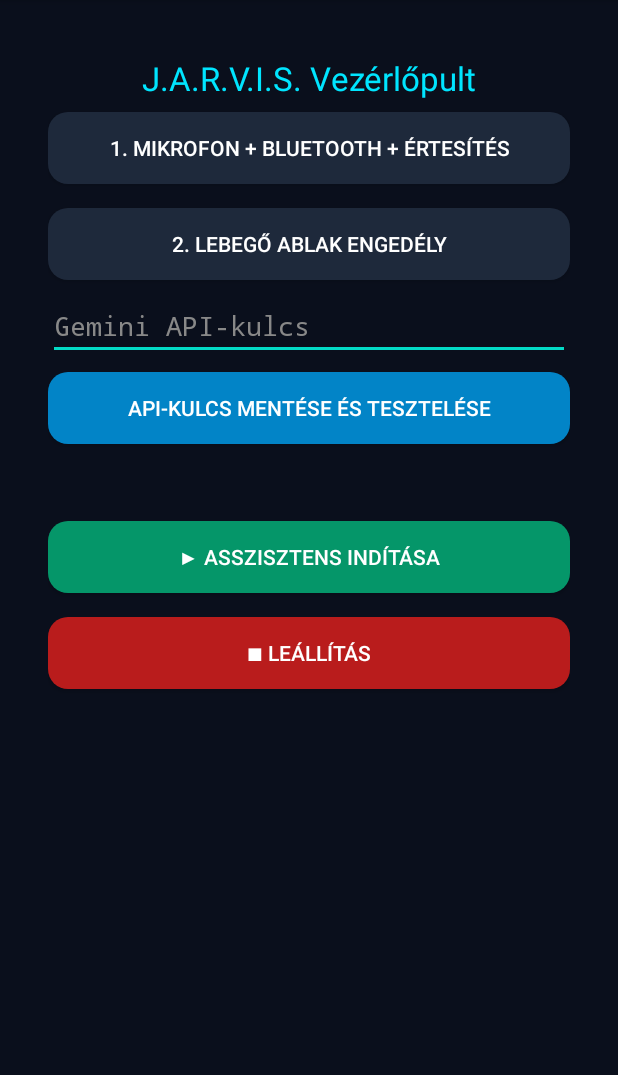
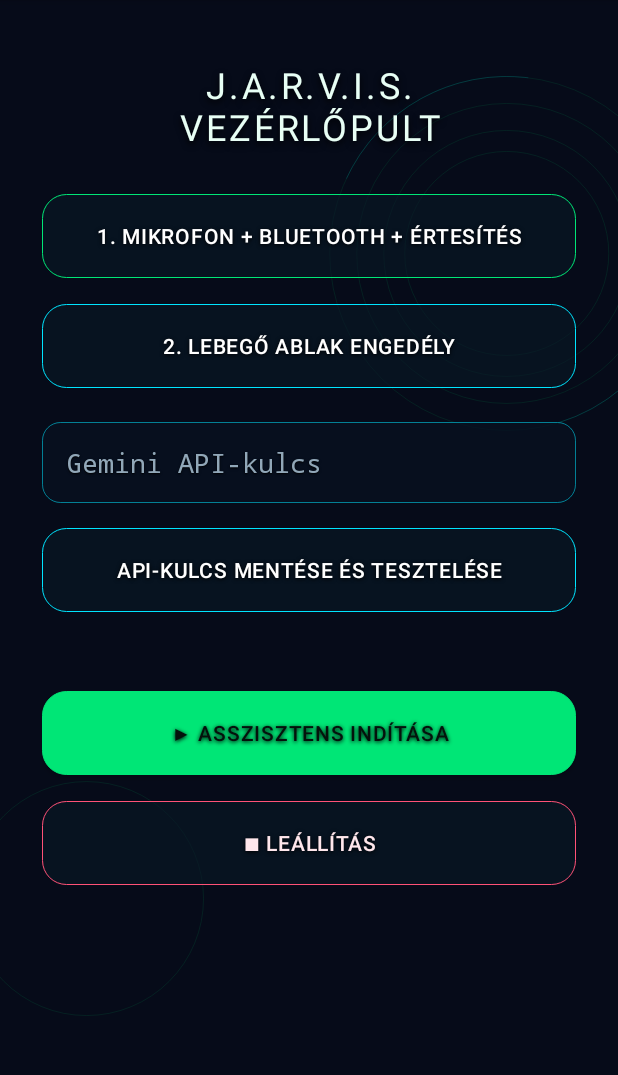
Before and after one commit to bajnok84/Hangasszisztens-, an Android app: the screen it shows after launch (MainActivity), after a tap on "1. MIKROFON + BLUETOOTH + ÉRTESÍTÉS", on a phone screen of 412 x 824 dp, the part 84-1159 px from its top. Run offline under Robolectric (Android 15) with nearby library versions, the phone set to English and light mode, and no system bars.

Commit message:
Refresh J.A.R.V.I.S. teal HUD interface
Co-authored-by: Copilot <223556219+Copilot@users.noreply.github.com>

```diff
--- a/app/src/main/java/com/sajat/hangasszisztens/MainActivity.kt
+++ b/app/src/main/java/com/sajat/hangasszisztens/MainActivity.kt
@@ -1,36 +1,227 @@
 package com.sajat.hangasszisztens
-import android.Manifest; import android.content.*; import android.graphics.Color; import android.graphics.drawable.GradientDrawable; import android.net.Uri; import android.os.*; import android.provider.Settings; import android.text.InputType; import android.view.Gravity; import android.widget.*; import androidx.appcompat.app.AppCompatActivity; import androidx.core.app.ActivityCompat; import kotlin.concurrent.thread
+
+import android.Manifest
+import android.content.Context
+import android.content.Intent
+import android.content.res.ColorStateList
+import android.graphics.Canvas
+import android.graphics.Color
+import android.graphics.Paint
+import android.graphics.RectF
+import android.graphics.drawable.GradientDrawable
+import android.graphics.drawable.RippleDrawable
+import android.net.Uri
+import android.os.Build
+import android.os.Bundle
+import android.provider.Settings
+import android.text.InputType
+import android.view.Gravity
+import android.view.MotionEvent
+import android.view.View
+import android.view.animation.AccelerateDecelerateInterpolator
+import android.widget.Button
+import android.widget.EditText
+import android.widget.FrameLayout
+import android.widget.LinearLayout
+import android.widget.ScrollView
+import android.widget.TextView
+import androidx.appcompat.app.AppCompatActivity
+import androidx.core.app.ActivityCompat
+import kotlin.concurrent.thread
+
 class MainActivity : AppCompatActivity() {
-    override fun onCreate(s: Bundle?) {
-        super.onCreate(s)
-        val p = getSharedPreferences("jarvis_prefs", Context.MODE_PRIVATE)
-        val root = LinearLayout(this).apply { orientation = LinearLayout.VERTICAL; setPadding(48, 56, 48, 56); setBackgroundColor(Color.parseColor("#0A0F1C")) }
-        fun btn(t: String, c: String, f: () -> Unit) = Button(this).apply { text = t; setTextColor(Color.WHITE); background = GradientDrawable().apply { cornerRadius = 20f; setColor(Color.parseColor(c)) }; layoutParams = LinearLayout.LayoutParams(-1, -2).apply { setMargins(0, 12, 0, 12) }; setOnClickListener { f() } }
-        root.addView(TextView(this).apply { text = "J.A.R.V.I.S. Vezérlőpult"; textSize = 22f; setTextColor(Color.parseColor("#00E5FF")); gravity = Gravity.CENTER })
-        root.addView(btn("1. Mikrofon + Bluetooth + Értesítés", "#1E293B") {
-            val permissions = mutableListOf(Manifest.permission.RECORD_AUDIO, Manifest.permission.MODIFY_AUDIO_SETTINGS, "android.permission.POST_NOTIFICATIONS")
-            if (Build.VERSION.SDK_INT >= 31) permissions.add(Manifest.permission.BLUETOOTH_CONNECT)
+    override fun onCreate(savedInstanceState: Bundle?) {
+        super.onCreate(savedInstanceState)
+        val preferences = getSharedPreferences("jarvis_prefs", Context.MODE_PRIVATE)
+        val root = FrameLayout(this).apply {
+            setBackgroundColor(Color.parseColor("#060B19"))
+        }
+        root.addView(HudBackgroundView(this), FrameLayout.LayoutParams(-1, -1))
+
+        val content = LinearLayout(this).apply {
+            orientation = LinearLayout.VERTICAL
+            setPadding(dp(28), dp(40), dp(28), dp(32))
+        }
+
+        fun button(
+            label: String,
+            borderColor: Int = Color.parseColor("#00E676"),
+            fillColor: Int = Color.argb(150, 9, 24, 38),
+            textColor: Int = Color.WHITE,
+            onClick: () -> Unit
+        ) = Button(this).apply {
+            text = label
+            textSize = 14f
+            letterSpacing = 0.035f
+            setTextColor(textColor)
+            setShadowLayer(dp(2).toFloat(), 0f, dp(1).toFloat(), Color.BLACK)
+            val shape = GradientDrawable().apply {
+                cornerRadius = dp(16).toFloat()
+                setColor(fillColor)
+                setStroke(dp(1), borderColor)
+            }
+            val mask = GradientDrawable().apply {
+                cornerRadius = dp(16).toFloat()
+                setColor(Color.WHITE)
+            }
+            background = RippleDrawable(
+                ColorStateList.valueOf(Color.argb(110, 0, 230, 118)),
+                shape,
+                mask
+            )
+            layoutParams = LinearLayout.LayoutParams(-1, dp(56)).apply {
+                setMargins(0, dp(9), 0, dp(9))
+            }
+            setOnTouchListener { view, event ->
+                when (event.action) {
+                    MotionEvent.ACTION_DOWN -> view.animate()
+                        .scaleX(0.975f).scaleY(0.975f).setDuration(90L)
+                        .setInterpolator(AccelerateDecelerateInterpolator()).start()
+                    MotionEvent.ACTION_UP, MotionEvent.ACTION_CANCEL -> view.animate()
+                        .scaleX(1f).scaleY(1f).setDuration(140L)
+                        .setInterpolator(AccelerateDecelerateInterpolator()).start()
+                }
+                false
+            }
+            setOnClickListener { onClick() }
+        }
+
+        content.addView(TextView(this).apply {
+            text = "J.A.R.V.I.S.\nVEZÉRLŐPULT"
+            textSize = 24f
+            letterSpacing = 0.08f
+            setTextColor(Color.parseColor("#E8FFF5"))
+            setShadowLayer(dp(4).toFloat(), 0f, dp(2).toFloat(), Color.BLACK)
+            gravity = Gravity.CENTER
+            setPadding(0, 0, 0, dp(20))
+        })
+
+        content.addView(button("1. MIKROFON + BLUETOOTH + ÉRTESÍTÉS") {
+            val permissions = mutableListOf(
+                Manifest.permission.RECORD_AUDIO,
+                Manifest.permission.MODIFY_AUDIO_SETTINGS,
+                Manifest.permission.POST_NOTIFICATIONS
+            )
+            if (Build.VERSION.SDK_INT >= 31) {
+                permissions.add(Manifest.permission.BLUETOOTH_CONNECT)
+            }
             ActivityCompat.requestPermissions(this, permissions.toTypedArray(), 1)
         })
-        root.addView(btn("2. Lebegő ablak engedély", "#1E293B") { if (!Settings.canDrawOverlays(this)) startActivity(Intent(Settings.ACTION_MANAGE_OVERLAY_PERMISSION, Uri.parse("package:$packageName"))) })
-        val inp = EditText(this).apply { hint = "Gemini API-kulcs"; setHintTextColor(Color.GRAY); setTextColor(Color.WHITE); setText(p.getString("gemini_key", "")); inputType = InputType.TYPE_CLASS_TEXT or InputType.TYPE_TEXT_VARIATION_VISIBLE_PASSWORD }
-        root.addView(inp)
-        val status = TextView(this).apply { text = ""; textSize = 14f; setTextColor(Color.parseColor("#38BDF8")); setPadding(0, 12, 0, 12) }
-        root.addView(btn("API-kulcs mentése és tesztelése", "#0284C7") {
-            val k = inp.text.toString().trim()
-            if (k.length < 10) { status.text = "Hiba: Érvénytelen Gemini API-kulcs."; return@btn }
-            p.edit().putString("gemini_key", k).apply()
+        content.addView(button(
+            "2. LEBEGŐ ABLAK ENGEDÉLY",
+            borderColor = Color.parseColor("#00E5FF")
+        ) {
+            if (!Settings.canDrawOverlays(this)) {
+                startActivity(
+                    Intent(
+                        Settings.ACTION_MANAGE_OVERLAY_PERMISSION,
+                        Uri.parse("package:$packageName")
+                    )
+                )
+            }
+        })
+
+        val input = EditText(this).apply {
+            hint = "Gemini API-kulcs"
+            setHintTextColor(Color.parseColor("#91A7B8"))
+            setTextColor(Color.WHITE)
+            setShadowLayer(dp(1).toFloat(), 0f, dp(1).toFloat(), Color.BLACK)
+            setText(preferences.getString("gemini_key", ""))
+            inputType = InputType.TYPE_CLASS_TEXT or InputType.TYPE_TEXT_VARIATION_VISIBLE_PASSWORD
+            background = GradientDrawable().apply {
+                cornerRadius = dp(12).toFloat()
+                setColor(Color.argb(190, 8, 17, 33))
+                setStroke(dp(1), Color.parseColor("#8800E5FF"))
+            }
+            setPadding(dp(16), 0, dp(16), 0)
+            layoutParams = LinearLayout.LayoutParams(-1, dp(54)).apply {
+                setMargins(0, dp(14), 0, dp(8))
+            }
+        }
+        content.addView(input)
+
+        val status = TextView(this).apply {
+            text = ""
+            textSize = 14f
+            setTextColor(Color.parseColor("#8FFFD0"))
+            setShadowLayer(dp(2).toFloat(), 0f, dp(1).toFloat(), Color.BLACK)
+            setPadding(dp(4), dp(8), dp(4), dp(8))
+        }
+        content.addView(button(
+            "API-KULCS MENTÉSE ÉS TESZTELÉSE",
+            borderColor = Color.parseColor("#00E5FF")
+        ) {
+            val key = input.text.toString().trim()
+            if (key.length < 10) {
+                status.text = "Hiba: Érvénytelen Gemini API-kulcs."
+                return@button
+            }
+            preferences.edit().putString("gemini_key", key).apply()
             status.text = "Mentve! Kapcsolat tesztelése..."
             thread {
                 try {
-                    val ans = GeminiApi.generateContent(k, "Mondd magyarul 3 szóban: Működik a kapcsolat.")
-                    runOnUiThread { status.text = "SIKER: $ans" }
-                } catch (e: Exception) { runOnUiThread { status.text = "HIBA: ${e.message}" } }
+                    val answer = GeminiApi.generateContent(
+                        key,
+                        "Mondd magyarul 3 szóban: Működik a kapcsolat."
+                    )
+                    runOnUiThread { status.text = "SIKER: $answer" }
+                } catch (error: Exception) {
+                    runOnUiThread { status.text = "HIBA: ${error.message}" }
+                }
             }
         })
-        root.addView(status)
-        root.addView(btn("▶ ASSZISZTENS INDÍTÁSA", "#059669") { val i = Intent(this, FloatingAssistantService::class.java); if (Build.VERSION.SDK_INT >= 26) startForegroundService(i) else startService(i) })
-        root.addView(btn("■ LEÁLLÍTÁS", "#B91C1C") { stopService(Intent(this, FloatingAssistantService::class.java)) })
-        setContentView(ScrollView(this).apply { addView(root); setBackgroundColor(Color.parseColor("#0A0F1C")) })
+        content.addView(status)
+        content.addView(button(
+            "▶ ASSZISZTENS INDÍTÁSA",
+            fillColor = Color.parseColor("#00E676"),
+            textColor = Color.parseColor("#04120C")
+        ) {
+            val intent = Intent(this, FloatingAssistantService::class.java)
+            if (Build.VERSION.SDK_INT >= 26) startForegroundService(intent) else startService(intent)
+        })
+        content.addView(button(
+            "■ LEÁLLÍTÁS",
+            borderColor = Color.parseColor("#FF5277"),
+            textColor = Color.parseColor("#FFE7EC")
+        ) {
+            stopService(Intent(this, FloatingAssistantService::class.java))
+        })
+
+        root.addView(ScrollView(this).apply {
+            isFillViewport = true
+            addView(content)
+        }, FrameLayout.LayoutParams(-1, -1))
+        setContentView(root)
+    }
+
+    private fun dp(value: Int): Int = (value * resources.displayMetrics.density).toInt()
+
+    private inner class HudBackgroundView(context: Context) : View(context) {
+        private val paint = Paint(Paint.ANTI_ALIAS_FLAG).apply {
+            style = Paint.Style.STROKE
+            color = Color.parseColor("#2200E676")
+            strokeWidth = dp(1).toFloat()
+        }
+
+        override fun onDraw(canvas: Canvas) {
+            super.onDraw(canvas)
+            val centerX = width * 0.82f
+            val centerY = height * 0.22f
+            val radius = dp(100).toFloat()
+            for (scale in floatArrayOf(0.68f, 0.82f, 1f, 1.18f)) {
+                canvas.drawCircle(centerX, centerY, radius * scale, paint)
+            }
+            paint.color = Color.parseColor("#2200E5FF")
+            val arcBounds = RectF(
+                centerX - radius * 1.18f,
+                centerY - radius * 1.18f,
+                centerX + radius * 1.18f,
+                centerY + radius * 1.18f
+            )
+            canvas.drawArc(arcBounds, 205f, 72f, false, paint)
+            canvas.drawArc(arcBounds, 25f, 48f, false, paint)
+            paint.color = Color.parseColor("#1800E676")
+            canvas.drawCircle(width * 0.14f, height * 0.78f, dp(78).toFloat(), paint)
+        }
     }
 }
--- a/app/src/main/res/drawable/circle_bg.xml
+++ b/app/src/main/res/drawable/circle_bg.xml
@@ -1,5 +1,5 @@
 <?xml version="1.0" encoding="utf-8"?>
 <shape xmlns:android="http://schemas.android.com/apk/res/android" android:shape="oval">
-    <solid android:color="#1E88E5" />
-    <stroke android:width="2dp" android:color="#FFFFFF" />
+    <solid android:color="#060B19" />
+    <stroke android:width="2dp" android:color="#00E676" />
 </shape>
```
Also changed, not shown: app/src/main/java/com/sajat/hangasszisztens/FloatingAssistantService.kt (+12 -10 lines), app/src/main/res/drawable/ic_launcher_foreground.xml (+9 -9 lines), app/src/main/res/drawable/jarvis_3d_icon.xml (+10 -10 lines).
